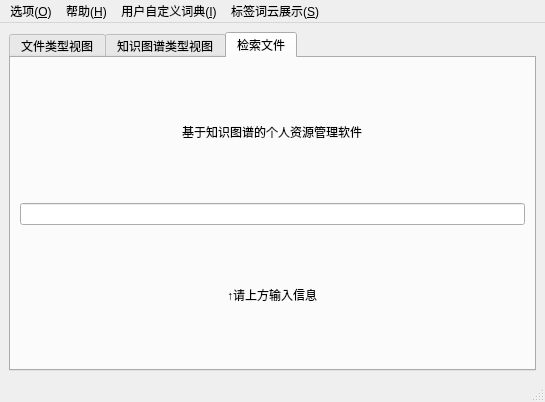
The window that wordcloudwindow.ui (lvyilin/SmartFilesManager) describes before a commit, drawn with Qt 5.
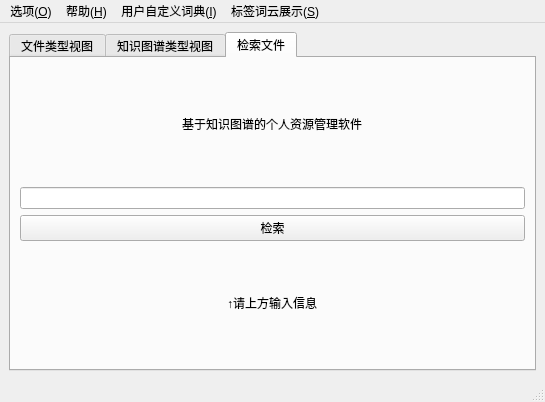
The same window after the commit. The open tabs and pages were chosen to show the change.

```diff
--- a/wordcloudwindow.ui
+++ b/wordcloudwindow.ui
@@ -35,16 +35,6 @@
         <string>检索文件</string>
        </attribute>
        <layout class="QGridLayout" name="gridLayout_2">
-        <item row="2" column="0" alignment="Qt::AlignHCenter|Qt::AlignVCenter">
-         <widget class="QLabel" name="label_2">
-          <property name="styleSheet">
-           <string notr="true">font: 15pt &quot;华文中宋&quot;;</string>
-          </property>
-          <property name="text">
-           <string>↑请上方输入信息</string>
-          </property>
-         </widget>
-        </item>
         <item row="0" column="0" alignment="Qt::AlignHCenter|Qt::AlignVCenter">
          <widget class="QLabel" name="label">
           <property name="styleSheet">
@@ -70,6 +60,26 @@
         <item row="1" column="0">
          <widget class="QLineEdit" name="lineEdit"/>
         </item>
+        <item row="3" column="0" alignment="Qt::AlignHCenter|Qt::AlignVCenter">
+         <widget class="QLabel" name="label_2">
+          <property name="styleSheet">
+           <string notr="true">font: 15pt &quot;华文中宋&quot;;</string>
+          </property>
+          <property name="text">
+           <string>↑请上方输入信息</string>
+          </property>
+         </widget>
+        </item>
+        <item row="2" column="0">
+         <widget class="QPushButton" name="pushButton">
+          <property name="styleSheet">
+           <string notr="true">font: 12pt &quot;华文中宋&quot;;</string>
+          </property>
+          <property name="text">
+           <string>检索</string>
+          </property>
+         </widget>
+        </item>
        </layout>
       </widget>
      </widget>
```
Left out of the diff: 2 changed lines with no effect on the pictures.
